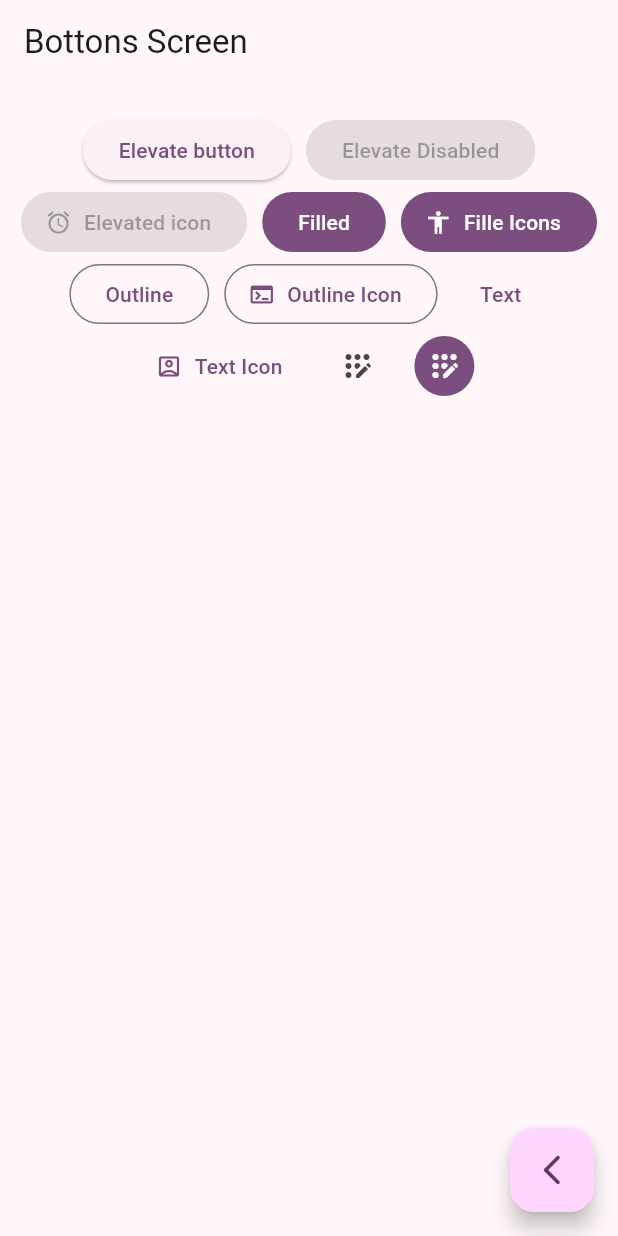
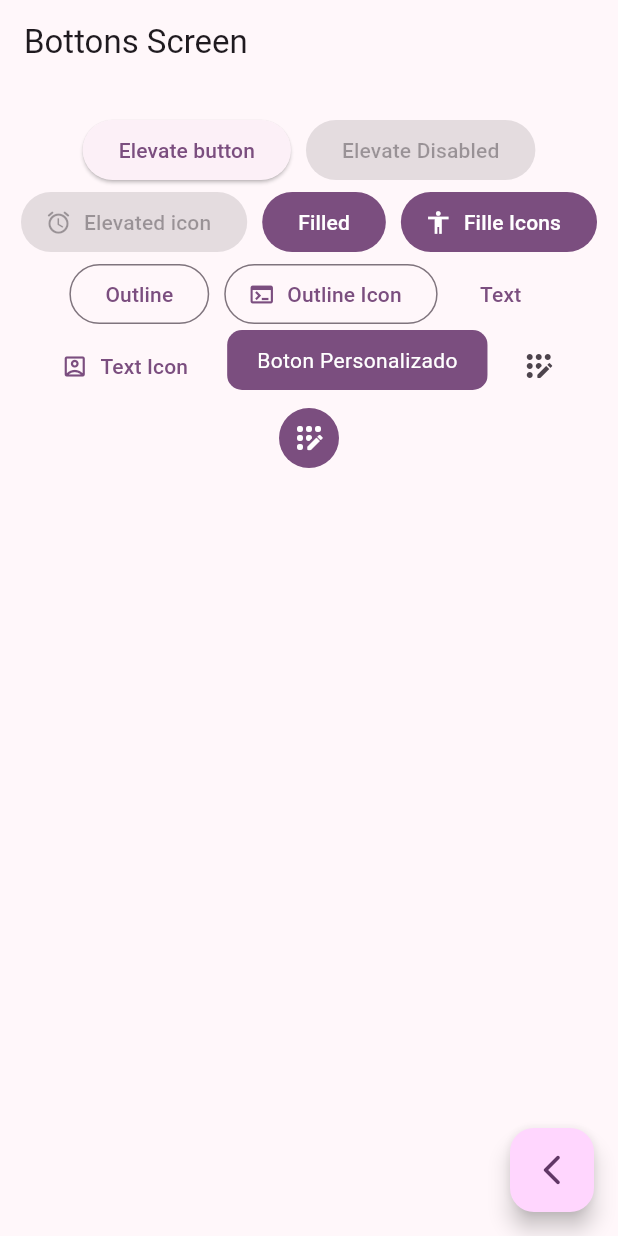
Before and after one commit to 1Alejo31/widgets_app, a Flutter app: the ButtonsScreen screen opened by its route, on a phone screen of 412 x 824 dp. Run offline on Flutter 3.47's test engine with Material 2 defaults, Android fonts, the phone set to English and light mode, and no system bars; our stand-ins replace go_router.

Commit message:
Creacion de un boton personalizado

```diff
--- a/lib/presentation/buttons/buttons_screen.dart
+++ b/lib/presentation/buttons/buttons_screen.dart
@@ -75,7 +75,7 @@ class _ButtonsView extends StatelessWidget {
               icon: const Icon(Icons.account_box_outlined),
               label: const Text('Text Icon'),
             ),
-            //Custom buttom
+            const CustomButton(),
             IconButton(
               onPressed: () {},
               icon: const Icon(Icons.app_registration_rounded),
@@ -94,3 +94,30 @@ class _ButtonsView extends StatelessWidget {
     );
   }
 }
+
+class CustomButton extends StatelessWidget {
+  const CustomButton({super.key});
+
+  @override
+  Widget build(BuildContext context) {
+    final colors = Theme.of(context).colorScheme;
+    //ClipRRect permite agregar los bordes redondeados
+    return ClipRRect(
+      borderRadius: BorderRadius.circular(10),
+      child: Material(
+        color: colors.primary,
+        //InkWell Es basicamente como un gestor detector pero reacciona al splash screen
+        child: InkWell(
+          onTap: () {},
+          child: const Padding(
+            padding: EdgeInsets.symmetric(horizontal: 20, vertical: 10),
+            child: Text(
+              'Boton Personalizado',
+              style: TextStyle(color: Colors.white),
+            ),
+          ),
+        ),
+      ),
+    );
+  }
+}
```
